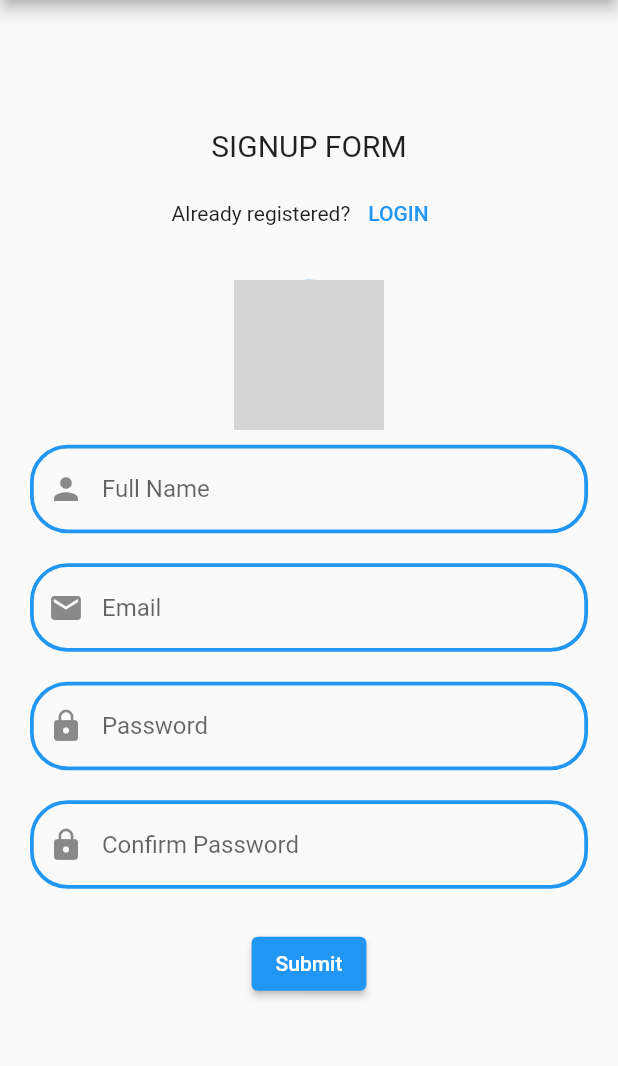
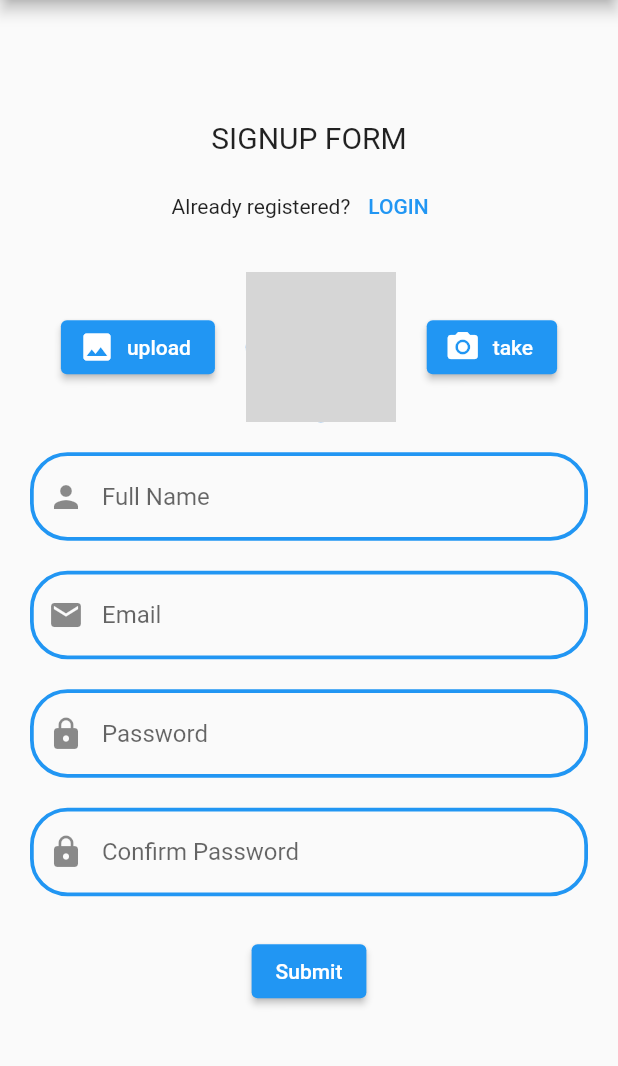
Before and after one commit to Petar81/Track-Bank-Expenses, a Flutter app: the Signup screen opened directly, on a phone screen of 412 x 824 dp, the part 84-1150 px from its top. Run offline on Flutter 3.47's test engine with Material 2 defaults, Android fonts, the phone set to English and light mode, and no system bars; our stand-ins replace charts_flutter, firebase_auth, firebase_core, firebase_database, fl_chart, pie_chart; accounts and stored records are empty; network calls fail; grey boxes are pictures that could not be loaded.

Commit message:
add upload and take photo buttons

```diff
--- a/lib/screens/signup.dart
+++ b/lib/screens/signup.dart
@@ -71,6 +71,16 @@ class _SignupState extends State<Signup> {
                           ],
                         ),
                       ),
+                      Padding(
+                        padding: const EdgeInsets.only(bottom: 10.0),
+                        child: Row(
+                          mainAxisAlignment: MainAxisAlignment.spaceEvenly,
+                          children: <Widget>[
+                            ElevatedButton.icon(
+                              onPressed: () {},
+                              icon: const Icon(Icons.image),
+                              label: const Text('upload'),
+                            ),
                             inputImage
                                 ? CircleAvatar(
                                     backgroundImage: NetworkImage(myImage),
@@ -80,6 +90,14 @@ class _SignupState extends State<Signup> {
                                     backgroundImage: NetworkImage(
                                         'https://cdn.pixabay.com/photo/2016/08/08/09/17/avatar-1577909_960_720.png'),
                                     radius: 50,
+                                  ),
+                            ElevatedButton.icon(
+                              onPressed: () {},
+                              icon: const Icon(Icons.camera_alt),
+                              label: const Text('take'),
+                            ),
+                          ],
+                        ),
                       ),
                       Padding(
                         padding: const EdgeInsets.symmetric(vertical: 10),
```
Lines whose indentation alone changed are shown as unchanged.
